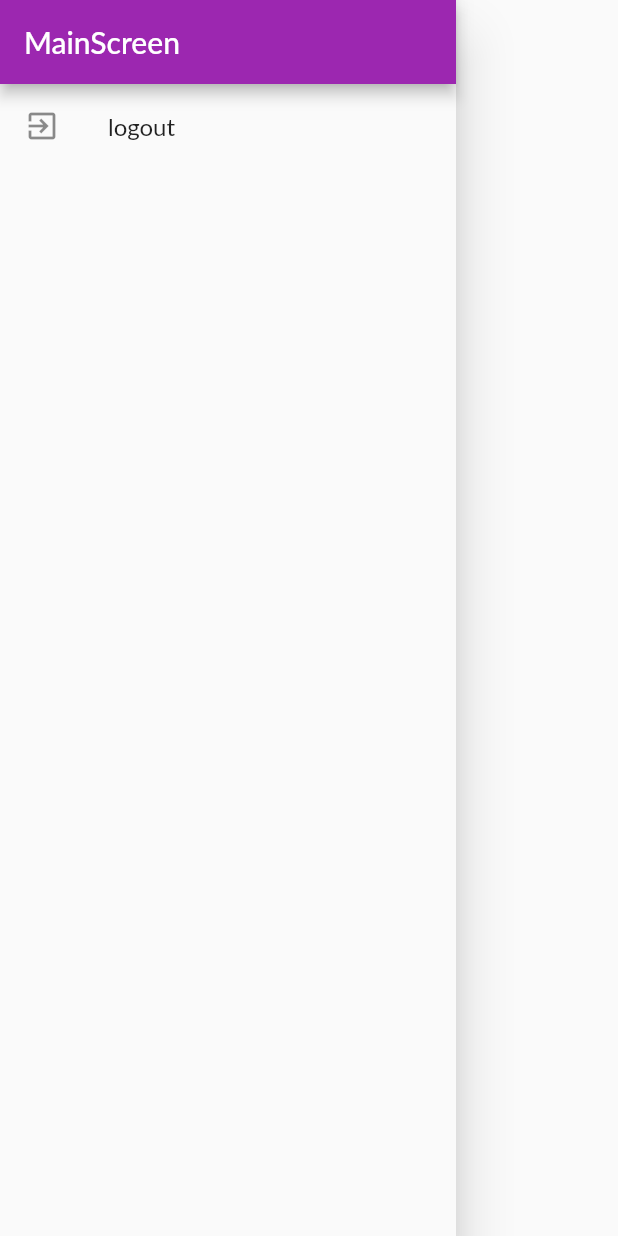
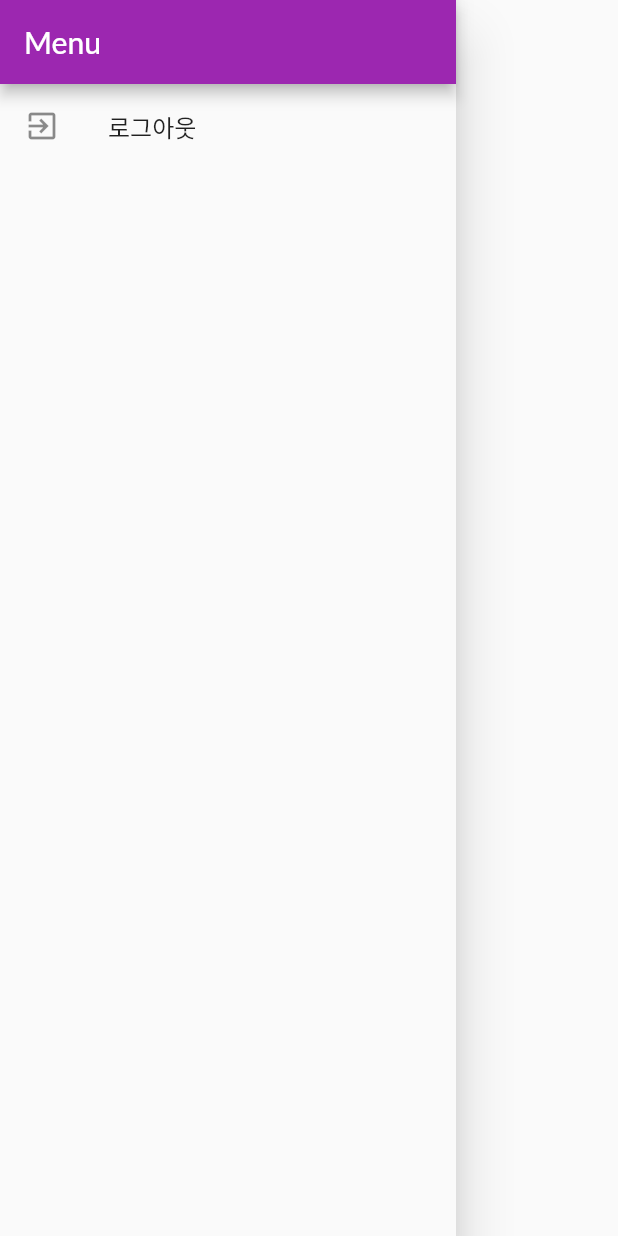
Before and after one commit to CNU-2021-SE14/forum-app-demo, a Flutter app: the AppDrawer widget shown alone on an empty page, opened directly, on a phone screen of 412 x 824 dp. Run offline on Flutter 3.47's test engine with Material 2 defaults, Android fonts, the phone set to English and light mode, and no system bars; our stand-ins replace cloud_firestore, firebase_core, shared_preferences; accounts and stored records are empty; network calls fail; Roboto replaces fonts that are missing (Lato).

Commit message:
AppDrawer title 수정

```diff
--- a/lib/widgets/app_drawer.dart
+++ b/lib/widgets/app_drawer.dart
@@ -13,13 +13,13 @@ class AppDrawer extends StatelessWidget {
       child: Column(
         children: <Widget>[
           AppBar(
-            title: Text('MainScreen'),
+            title: Text('Menu'),
             automaticallyImplyLeading: false,
           ),
           // Divider(),
           ListTile(
             leading: Icon(Icons.exit_to_app),
-            title: Text('logout'),
+            title: Text('로그아웃'),
             onTap: () {
               Navigator.of(context).pop();
               Navigator.of(context).pushReplacementNamed('/');
```
